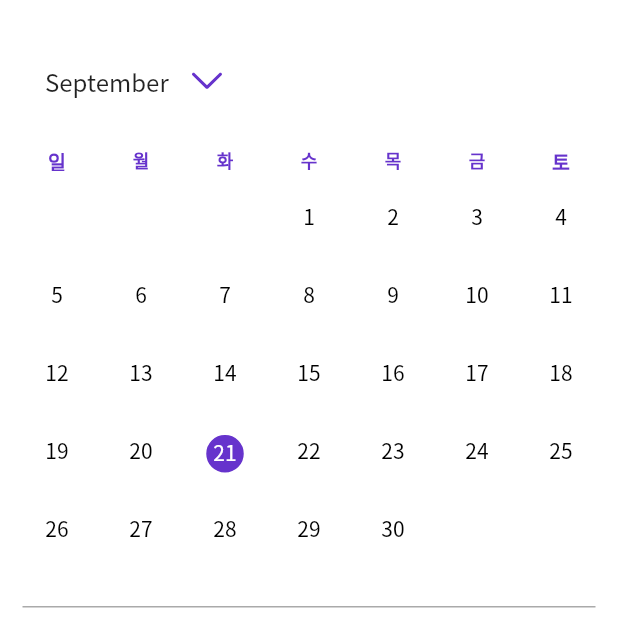
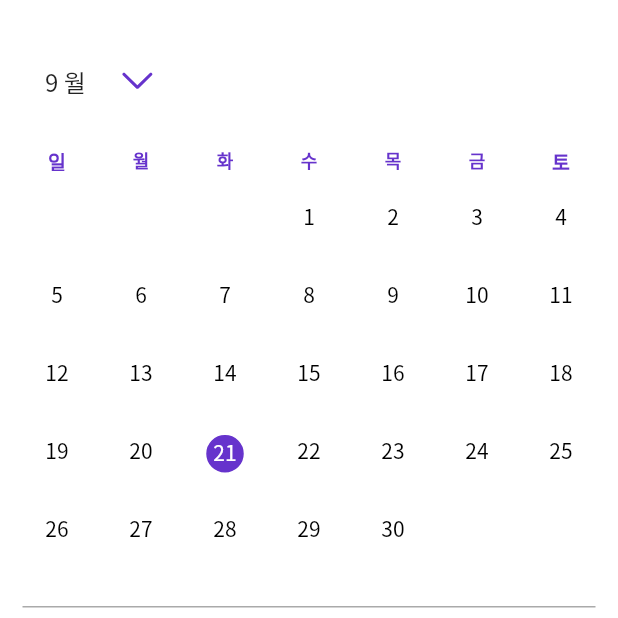
Before and after one commit to uz-devs/workoutnote-mobile, a Flutter app: the NavController screen opened directly, item 2 of the bottom bar chosen, on a phone screen of 412 x 824 dp, the top half of it. Run offline on Flutter 3.47's test engine with Material 2 defaults, Android fonts, the phone set to English and light mode, and no system bars; drawn by our look-alikes of pull_to_refresh, table_calendar; our stand-ins replace flutter_svg, flutter_switch, fluttertoast, shared_preferences, tuple; missing offline and left inert: splash_screen_view; accounts and stored records are empty; network calls fail.

Commit message:
calendar bug  fixed

```diff
--- a/analysis_options.yaml
+++ b/analysis_options.yaml
@@ -23,7 +23,7 @@ linter:
   # producing the lint.
   rules:
     # avoid_print: false  # Uncomment to disable the `avoid_print` rule
-    # prefer_single_quotes: true  # Uncomment to enable the `prefer_single_quotes` rule
+    prefer_single_quotes: true  # Uncomment to enable the `prefer_single_quotes` rule
 
 # Additional information about this file can be found at
 # https://dart.dev/guides/language/analysis-options
--- a/lib/providers/config provider.dart
+++ b/lib/providers/config provider.dart
@@ -143,8 +143,8 @@ class ConfigProvider extends ChangeNotifier {
 
   //utils
   void setUserInfo() {
-    String date = userPreferences!.getString("birthDate") ?? "00-00-00";
-    myname = userPreferences!.getString("name") ?? "";
+    String date = userPreferences!.getString('birthDate') ?? '00-00-00';
+    myname = userPreferences!.getString('name') ?? '';
     myemail = userPreferences!.getString("name") ?? "";
     isShared = userPreferences!.getBool("isShared") ?? false;
     g = userPreferences!.getString("gender")??"MALE";
--- a/lib/ui/calendar screen.dart
+++ b/lib/ui/calendar screen.dart
@@ -20,12 +20,16 @@ class CalendarScreen extends StatefulWidget {
 }
 
 class _CalendarScreenState extends State<CalendarScreen> {
-  List<String>? years = ["January", "February", "March", "April",  "May", "June", "July", "August", "September", "October", "November", "December"];
+  List<String>? years_en = ["January", "February", "March", 'April', "May", "June", "July", 'August', 'September', "October", "November", "December"];
+  List<String>? years_kr = ["1 월", "2 월", "3 월", "4 월", "5 월", "6 월", "7 월", "8 월", "9 월", "10 월", "11 월" , "12 월"];
 
   var calendarProvider = MainScreenProvider();
   var configProvider = ConfigProvider();
   var decoration1 = BoxDecoration();
-  var decoration2 = BoxDecoration(border: Border.all(color: Color.fromRGBO(102, 51, 204, 1),),
+  var decoration2 = BoxDecoration(
+    border: Border.all(
+      color: Color.fromRGBO(102, 51, 204, 1),
+    ),
     borderRadius: BorderRadius.circular(50.0),
   );
   var decoration3 = BoxDecoration(
@@ -35,9 +39,7 @@ class _CalendarScreenState extends State<CalendarScreen> {
     ),
     borderRadius: BorderRadius.circular(50.0),
   );
-  var decoration4 = BoxDecoration(
-
-      color: Color.fromRGBO(245, 245, 245, 1));
+  var decoration4 = BoxDecoration(color: Color.fromRGBO(245, 245, 245, 1));
   double? width;
 
   @override
@@ -78,10 +80,10 @@ class _CalendarScreenState extends State<CalendarScreen> {
                 color: Colors.white,
                 padding: EdgeInsets.all(10.0),
                 child: TableCalendar(
-                  onPageChanged: (v){
-                      calendarProvider.onCalendarPageRefereshed(v);
-                    },
-                  pageAnimationEnabled: true ,
+                  onPageChanged: (v) {
+                    calendarProvider.onCalendarPageRefereshed(v);
+                  },
+                  pageAnimationEnabled: true,
                   locale: configProvider.activeLanguage() == english ? "en_EN" : "ko_KR",
                   availableGestures: AvailableGestures.horizontalSwipe,
                   headerStyle: HeaderStyle(
@@ -94,49 +96,44 @@ class _CalendarScreenState extends State<CalendarScreen> {
                     leftChevronIcon: DropdownButton(
                       icon: Container(margin: EdgeInsets.only(left: 15.0), child: SvgPicture.asset("assets/icons/expand.svg")),
                       underline: SizedBox(),
-                      value: years![calendarProvider.currentMonthIndex],
-                      hint: Text("${years![8]}"),
+                      value: configProvider.activeLanguage() == english ? years_en![calendarProvider.currentMonthIndex] : years_kr![calendarProvider.currentMonthIndex],
+                      hint: configProvider.activeLanguage() == english ? Text('${years_en![8]}') : Text('${years_kr![8]}'),
                       onChanged: (item) {
-
-
-
-                        print("item: ${years!.indexOf(item.toString())}");
                         setState(() {
 
 
-                          if(years!.indexOf(item.toString()) <  calendarProvider.currentMonthIndex) {
-                            calendarProvider.selectedDate = DateTime.fromMillisecondsSinceEpoch(DateTime.now().millisecondsSinceEpoch - (years!.indexOf(item.toString()) + 1) * 2629800000);
+                          print("DateTime:  ${DateTime.now()}");
+                          var currentYear = DateTime.now().year;
 
-                            print("hey");
-                            print(DateTime.now().millisecondsSinceEpoch - (years!.indexOf(item.toString()) + 1) * 2.628e+9);
-
+                          String givenTime = "";
+                          if (configProvider.activeLanguage() == english) {
+                            var month  = years_en!.indexOf(item.toString())+1 >=10?'${years_en!.indexOf(item.toString())+1}':'0${years_en!.indexOf(item.toString())+1}';
+                            givenTime = '${currentYear}-${month}-01 00:00:00.000';
                           }
 
-                          else
-                            {
-                              calendarProvider.selectedDate = DateTime.fromMillisecondsSinceEpoch(DateTime.now().millisecondsSinceEpoch +
-                                (years!.indexOf(item.toString())+1) *2629800000);
+                          else {
+                            var month  = years_kr!.indexOf(item.toString())+1 >=10?'${years_kr!.indexOf(item.toString())+1}':'0${years_kr!.indexOf(item.toString())+1}';
+                            givenTime = '${currentYear}-${month}-01 00:00:00.000';
+                          }
+                          print("given time: ${givenTime}");
 
+                          calendarProvider.selectedDate = DateTime.parse(givenTime);
 
-                              print("hey");
-
-                              print(DateTime.now().millisecondsSinceEpoch - (years!.indexOf(item.toString()) + 1) * 2.628e+9);
-
-
-                            }
-                          calendarProvider.currentMonthIndex = years!.indexOf(item.toString());
+                          calendarProvider.currentMonthIndex = configProvider.activeLanguage() == english ? years_en!.indexOf(item.toString()) : years_kr!.indexOf(item.toString());
                         });
                       },
-                      items: years!.map((String year) {
-                        return DropdownMenuItem<String>(value: year, child: Text("$year"));
-                      }).toList(),
+                      items: configProvider.activeLanguage() == english
+                          ? years_en!.map((String year) {
+                              return DropdownMenuItem<String>(value: year, child: Text('$year'));
+                            }).toList()
+                          : years_kr!.map((String year) {
+                              return DropdownMenuItem<String>(value: year, child: Text('$year'));
+                            }).toList(),
                     ),
                   ),
                   daysOfWeekStyle: DaysOfWeekStyle(
 
-
-
-                   //  decoration: decoration4,
+                      //  decoration: decoration4,
                       weekendStyle: TextStyle(color: Color.fromRGBO(102, 51, 204, 1), fontSize: 13, fontWeight: FontWeight.bold),
                       weekdayStyle: TextStyle(color: Color.fromRGBO(102, 51, 204, 1), fontSize: 12, fontWeight: FontWeight.bold)),
                   calendarStyle: CalendarStyle(
--- a/lib/ui/verification screen.dart
+++ b/lib/ui/verification screen.dart
@@ -95,7 +95,7 @@ class _VerificationScreenState extends State<VerificationScreen> {
                             borderRadius: const BorderRadius.all(Radius.circular(120)),
                             child: Text("완료", style:  TextStyle(fontSize: 16)),
                             onPressed: () {
-                              Navigator.of(context).push(MaterialPageRoute(builder: (context) => LanguageSetScreen()));
+                             // Navigator.of(context).push(MaterialPageRoute(builder: (context) => LanguageSetScreen()));
                               user.verifyUser(_codeController.text).then((value) {
                                 if (value) {
                                   Navigator.of(context).push(MaterialPageRoute(builder: (context) => LanguageSetScreen()));
--- a/lib/utils/strings.dart
+++ b/lib/utils/strings.dart
@@ -107,3 +107,26 @@ List<Map<String, String>> wilksGender = [
   {english: "Male", korean: "남"},
   {english: "Female", korean: "여"}
 ];
+
+
+
+
+
+/*
+List<Map<String, String>> months = [
+  {english: "January", korean: "1 월"},
+  {english: "February", korean: " 월"},
+  {english: "March", korean: "3 월"},
+  {english: "April", korean: "4 월"},
+  {english: "May", korean: "5 월"},
+  {english: "June", korean: "6 월"},
+  {english: "July", korean: "7 월"},
+  {english: "August", korean: "8 월"},
+  {english: "September", korean: "9 월"},
+  {english: "October", korean: "10 월"},
+  {english: "November", korean: "11 월"},
+  {english: "December", korean: "12 월"},
+];
+
+
+ */
```
Also changed, not shown: lib/ui/profile update screen.dart (+3 -7 lines).
